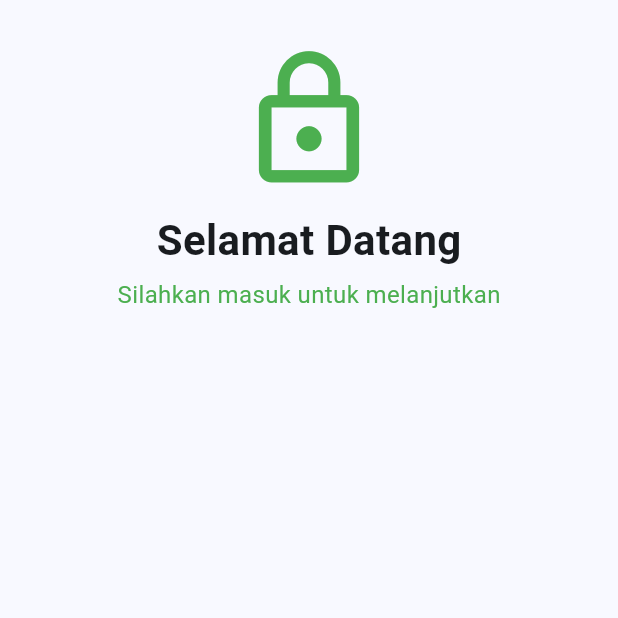
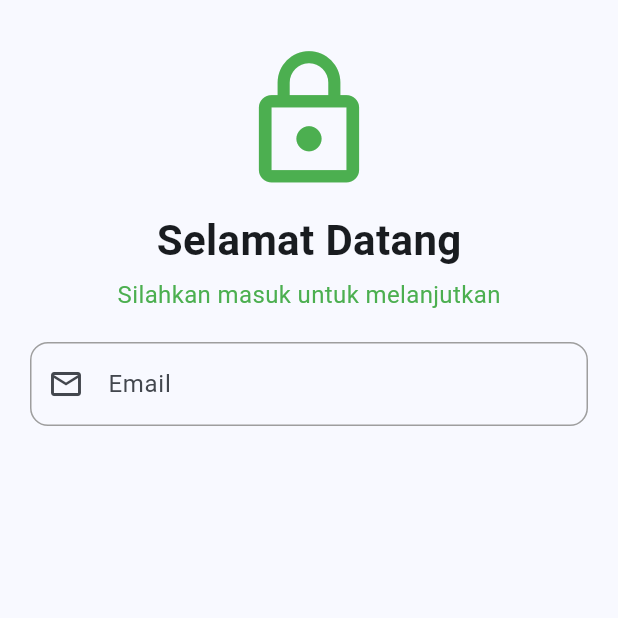
Before and after one commit to Mison1212/latihan_uts, a Flutter app: the login screen opened directly, on a phone screen of 412 x 824 dp, the top half of it. Run offline on Flutter 3.47's test engine with Material 3 defaults, Android fonts, the phone set to English and light mode, and no system bars.

Commit message:
Buat TextField Email

```diff
--- a/lib/screen/login.dart
+++ b/lib/screen/login.dart
@@ -10,30 +10,52 @@ class login extends StatelessWidget {
         child: Container(
           padding: const EdgeInsets.all(20.0),
           child:Center(
-          child: const Column(
+          child: Column(
             children: [
-              SizedBox(height: 10),
-              Icon(
+              const SizedBox(height: 10),
+              const Icon(
                 Icons.lock_outline,
                 size: 100,
                 color: Colors.green
               ),
-              SizedBox(height: 10),
-              Text('Selamat Datang',
+              const SizedBox(height: 10),
+              const Text('Selamat Datang',
               style: TextStyle(
                 fontSize: 28,
                 fontWeight: FontWeight.bold,
               ),
               ),
-              SizedBox(height: 5),
+              const SizedBox(height: 5),
 
-              Text('Silahkan masuk untuk melanjutkan',
+              const Text('Silahkan masuk untuk melanjutkan',
               style: TextStyle(
                 fontSize: 16,
                 color: Colors.green,
               ),
               ),
-              SizedBox(height: 20),
+              const SizedBox(height: 20),
+
+              TextField(
+                keyboardType: TextInputType.emailAddress,
+                decoration: InputDecoration(
+                  labelText: 'Email',
+                  hintText: 'Masukkan Email Anda',
+                  prefixIcon: const Icon(Icons.email_outlined),
+                  border: OutlineInputBorder(
+                    borderRadius: BorderRadius.circular(12),
+                  ),
+                  enabledBorder: OutlineInputBorder(
+                    borderRadius: BorderRadius.circular(12),
+                    borderSide: const BorderSide(color: Colors.grey),
+                  ),
+                  focusedBorder: OutlineInputBorder(
+                    borderRadius: BorderRadius.circular(12),
+                    borderSide: const BorderSide(
+                      color:Colors.blue,width: 2
+                    ),
+                  ),
+                ),
+              )
             ],
           ),
           ),
```
